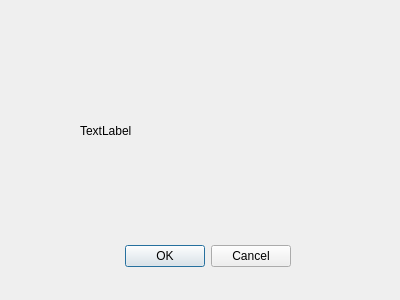
The window that 2.ui (successdata/python_spider) describes before a commit, drawn with Qt 5.
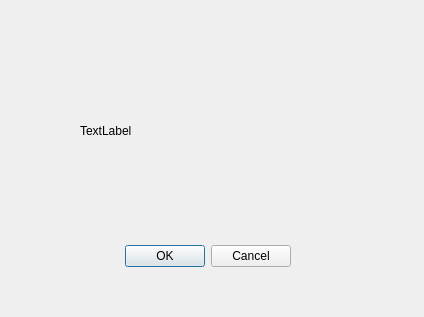
The same window after the commit.

Patch:
```diff
--- a/2.ui
+++ b/2.ui
@@ -6,8 +6,8 @@
    <rect>
     <x>0</x>
     <y>0</y>
-    <width>400</width>
-    <height>300</height>
+    <width>424</width>
+    <height>317</height>
    </rect>
   </property>
   <property name="windowTitle">
```
